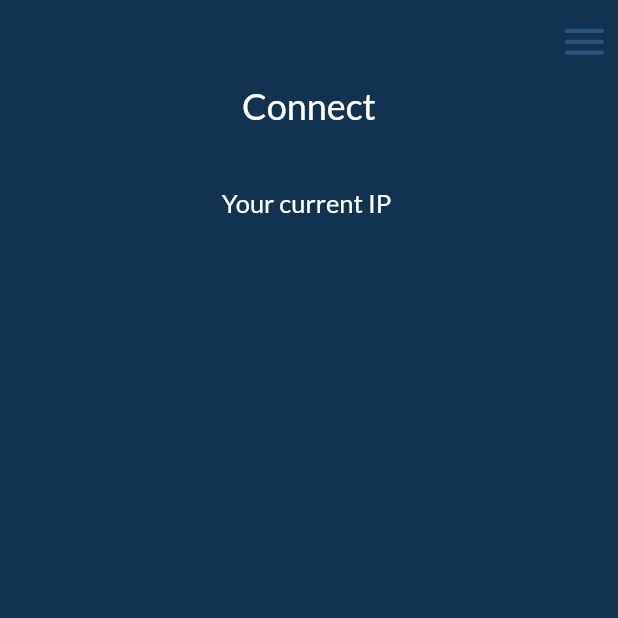
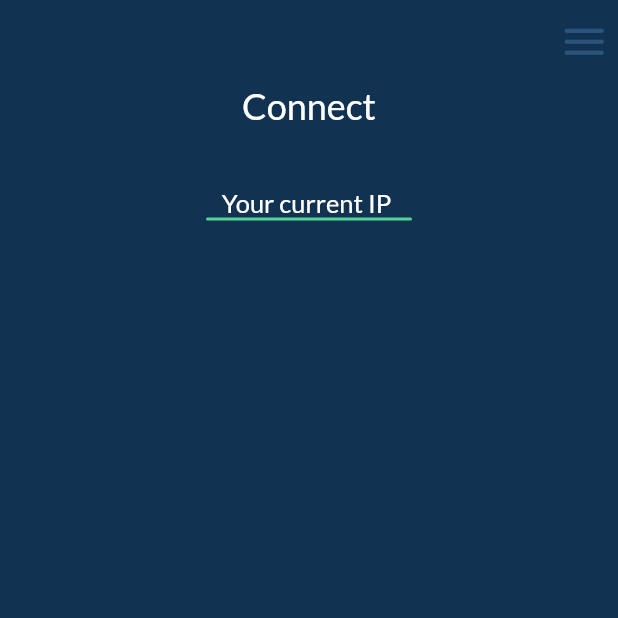
Before and after one commit to joeyyy688/vpn_ui, a Flutter app: the screen it shows after launch, on a phone screen of 412 x 824 dp, the top half of it. Run offline on Flutter 3.47's test engine with Material 2 defaults, Android fonts, the phone set to English and light mode, and no system bars; our stand-ins replace adaptive_theme, google_fonts.

Commit message:
updated landing page

```diff
--- a/lib/pages/landingPage.dart
+++ b/lib/pages/landingPage.dart
@@ -52,6 +52,12 @@ class _LandingPageState extends State<LandingPage> {
                     vpnText,
                     style: GoogleFonts.lato(color: Colors.white, fontSize: 17),
                   ),
+                  AnimatedContainer(
+                    duration: const Duration(milliseconds: 500),
+                    decoration: BoxDecoration(
+                        border: Border.all(color: HexColor.fromHex('#53D29A')),
+                        borderRadius: BorderRadius.circular(20)),
+                  )
                 ],
               ),
             )
```
Also changed, not shown: 3 other files.
